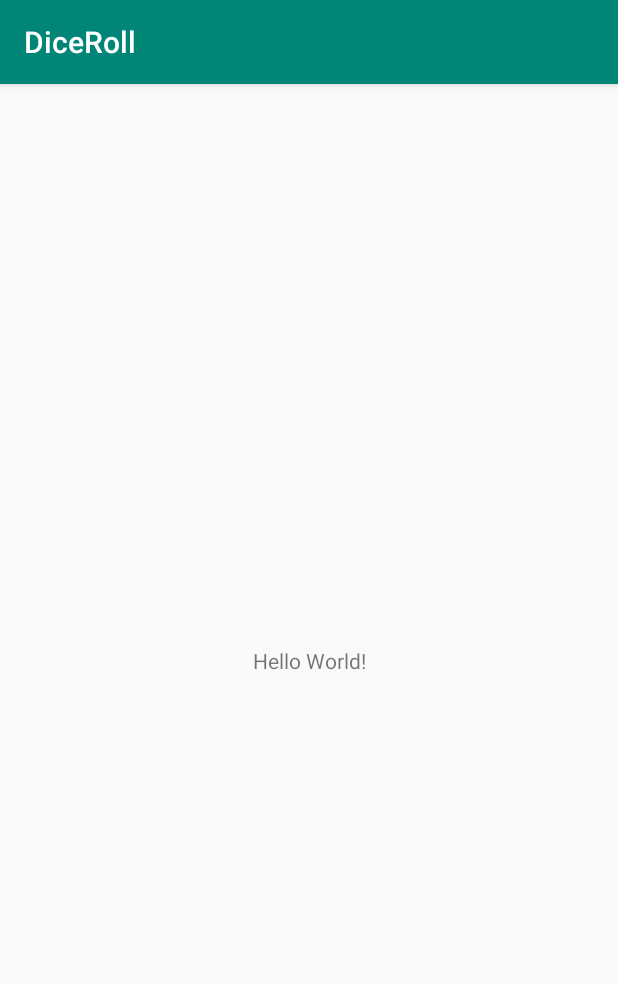
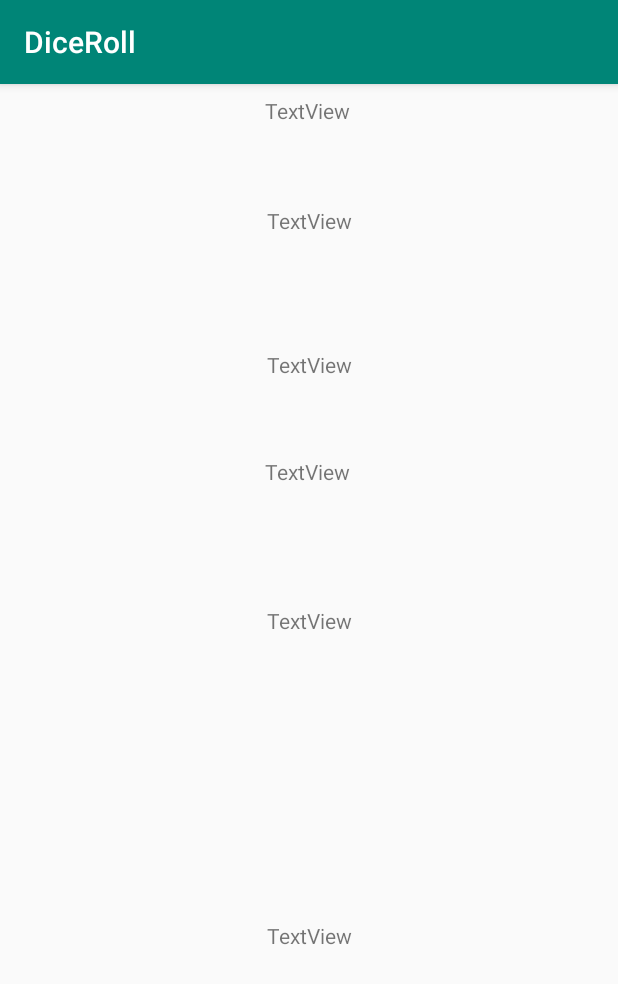
Before and after one commit to ly-abdourahamane/DiceRoll, an Android app: the screen it shows after launch (MainActivity), on a phone screen of 412 x 824 dp. Shown: the top 984 px of the screen. Run offline under Robolectric (Android 15) with nearby library versions, the phone set to English and light mode, and no system bars.

Commit message:
add six views

```diff
--- a/app/src/main/res/layout/activity_main.xml
+++ b/app/src/main/res/layout/activity_main.xml
@@ -7,12 +7,82 @@
     tools:context=".MainActivity">
 
     <TextView
+        android:id="@+id/textView"
+        android:layout_width="wrap_content"
+        android:layout_height="17dp"
+        android:layout_marginStart="8dp"
+        android:layout_marginTop="8dp"
+        android:layout_marginEnd="8dp"
+        android:text="TextView"
+        app:layout_constraintEnd_toEndOf="parent"
+        app:layout_constraintHorizontal_bias="0.498"
+        app:layout_constraintStart_toStartOf="parent"
+        app:layout_constraintTop_toTopOf="parent" />
+
+    <TextView
+        android:id="@+id/textView8"
+        android:layout_width="wrap_content"
+        android:layout_height="20dp"
+        android:layout_marginStart="8dp"
+        android:layout_marginTop="56dp"
+        android:layout_marginEnd="8dp"
+        android:text="TextView"
+        app:layout_constraintEnd_toEndOf="parent"
+        app:layout_constraintHorizontal_bias="0.501"
+        app:layout_constraintStart_toStartOf="parent"
+        app:layout_constraintTop_toBottomOf="@+id/textView" />
+
+    <TextView
+        android:id="@+id/textView9"
         android:layout_width="wrap_content"
         android:layout_height="wrap_content"
-        android:text="Hello World!"
+        android:layout_marginStart="8dp"
+        android:layout_marginTop="52dp"
+        android:layout_marginEnd="8dp"
+        android:text="TextView"
+        app:layout_constraintEnd_toEndOf="parent"
+        app:layout_constraintHorizontal_bias="0.498"
+        app:layout_constraintStart_toStartOf="parent"
+        app:layout_constraintTop_toBottomOf="@+id/textView12" />
+
+    <TextView
+        android:id="@+id/textView10"
+        android:layout_width="wrap_content"
+        android:layout_height="wrap_content"
+        android:layout_marginStart="8dp"
+        android:layout_marginTop="80dp"
+        android:layout_marginEnd="8dp"
+        android:text="TextView"
+        app:layout_constraintEnd_toEndOf="parent"
+        app:layout_constraintHorizontal_bias="0.501"
+        app:layout_constraintStart_toStartOf="parent"
+        app:layout_constraintTop_toBottomOf="@+id/textView9" />
+
+    <TextView
+        android:id="@+id/textView11"
+        android:layout_width="wrap_content"
+        android:layout_height="wrap_content"
+        android:layout_marginStart="8dp"
+        android:layout_marginTop="8dp"
+        android:layout_marginEnd="8dp"
+        android:layout_marginBottom="8dp"
+        android:text="TextView"
         app:layout_constraintBottom_toBottomOf="parent"
-        app:layout_constraintLeft_toLeftOf="parent"
-        app:layout_constraintRight_toRightOf="parent"
-        app:layout_constraintTop_toTopOf="parent" />
+        app:layout_constraintEnd_toEndOf="parent"
+        app:layout_constraintStart_toStartOf="parent"
+        app:layout_constraintTop_toBottomOf="@+id/textView10" />
+
+    <TextView
+        android:id="@+id/textView12"
+        android:layout_width="wrap_content"
+        android:layout_height="wrap_content"
+        android:layout_marginStart="8dp"
+        android:layout_marginTop="76dp"
+        android:layout_marginEnd="8dp"
+        android:text="TextView"
+        app:layout_constraintEnd_toEndOf="parent"
+        app:layout_constraintHorizontal_bias="0.501"
+        app:layout_constraintStart_toStartOf="parent"
+        app:layout_constraintTop_toBottomOf="@+id/textView8" />
 
 </android.support.constraint.ConstraintLayout>
```
